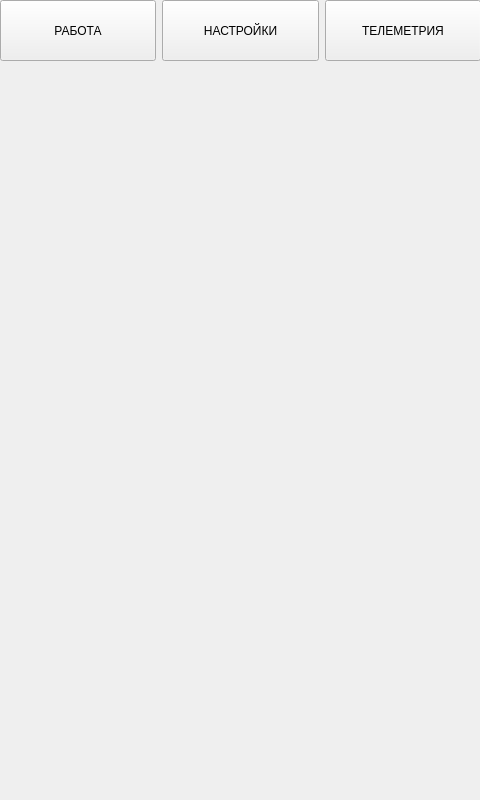
This is host/source/ui/window.ui in genzorr/Cam-road as Qt 5 draws it before an edit. The edited form follows.
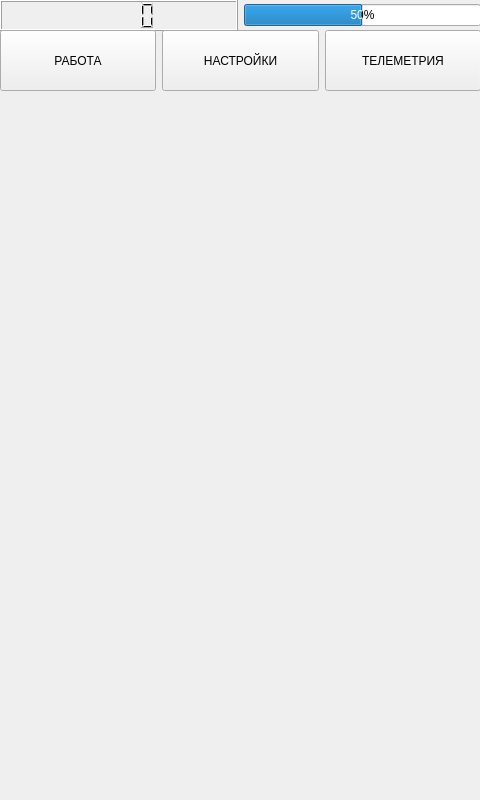
This is the edited form.

```diff
--- a/host/source/ui/window.ui
+++ b/host/source/ui/window.ui
@@ -20,7 +20,7 @@
       <x>0</x>
       <y>0</y>
       <width>481</width>
-      <height>61</height>
+      <height>31</height>
      </rect>
     </property>
     <layout class="QHBoxLayout" name="horizontalLayout">
@@ -28,6 +28,48 @@
       <enum>QLayout::SetDefaultConstraint</enum>
      </property>
      <item>
+      <widget class="QLCDNumber" name="RSSI"/>
+     </item>
+     <item>
+      <widget class="QProgressBar" name="battery">
+       <property name="sizePolicy">
+        <sizepolicy hsizetype="Minimum" vsizetype="Fixed">
+         <horstretch>0</horstretch>
+         <verstretch>0</verstretch>
+        </sizepolicy>
+       </property>
+       <property name="value">
+        <number>50</number>
+       </property>
+      </widget>
+     </item>
+    </layout>
+   </widget>
+   <widget class="QWidget" name="verticalLayoutWidget">
+    <property name="geometry">
+     <rect>
+      <x>0</x>
+      <y>90</y>
+      <width>481</width>
+      <height>711</height>
+     </rect>
+    </property>
+    <layout class="QVBoxLayout" name="layoutidontwant"/>
+   </widget>
+   <widget class="QWidget" name="horizontalLayoutWidget_2">
+    <property name="geometry">
+     <rect>
+      <x>0</x>
+      <y>30</y>
+      <width>481</width>
+      <height>61</height>
+     </rect>
+    </property>
+    <layout class="QHBoxLayout" name="horizontalLayout_2">
+     <property name="sizeConstraint">
+      <enum>QLayout::SetDefaultConstraint</enum>
+     </property>
+     <item>
       <widget class="QPushButton" name="workButton">
        <property name="enabled">
         <bool>true</bool>
@@ -71,17 +113,6 @@
      </item>
     </layout>
    </widget>
-   <widget class="QWidget" name="verticalLayoutWidget">
-    <property name="geometry">
-     <rect>
-      <x>-1</x>
-      <y>59</y>
-      <width>481</width>
-      <height>741</height>
-     </rect>
-    </property>
-    <layout class="QVBoxLayout" name="layoutidontwant"/>
-   </widget>
   </widget>
  </widget>
  <resources/>
```
